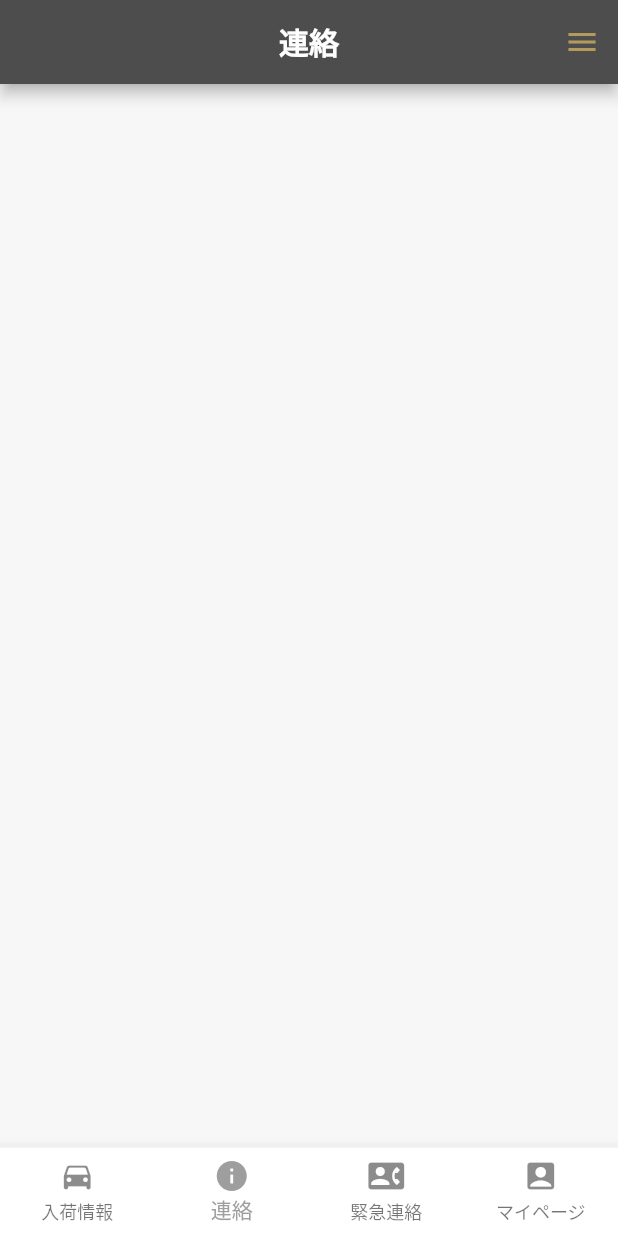
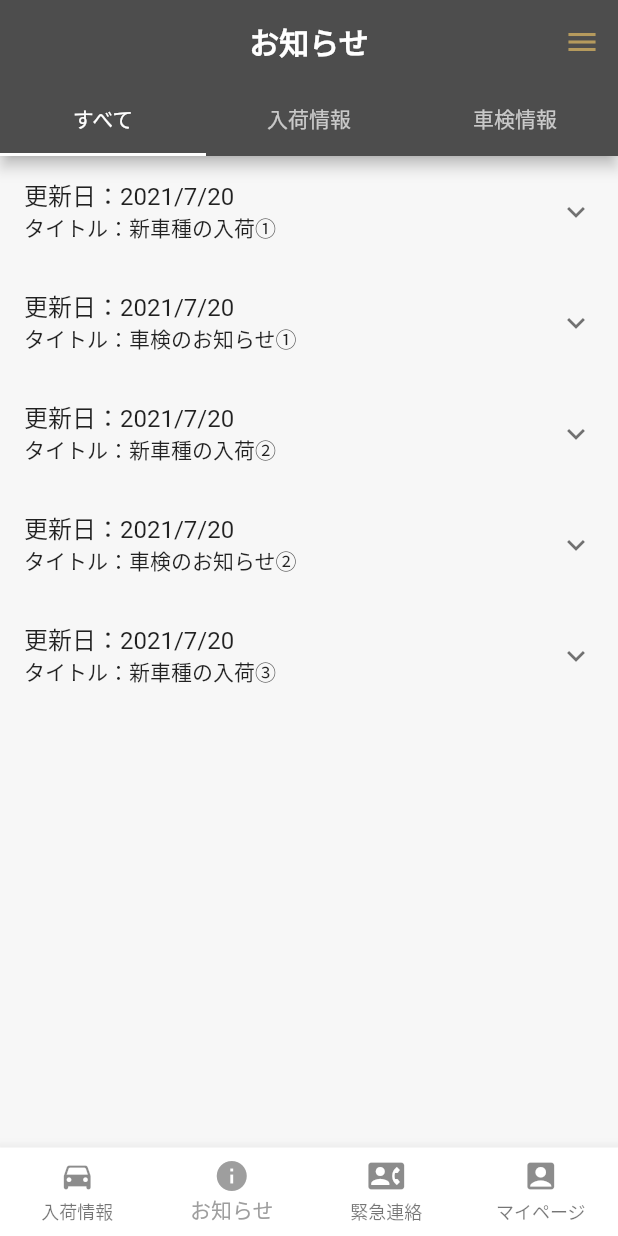
Before and after one commit to kunoyasutaka/eastarrow_app, a Flutter app: the screen it shows after launch, item 2 of the bottom bar chosen, on a phone screen of 412 x 824 dp. Run offline on Flutter 3.47's test engine with Material 2 defaults, Android fonts, the light colour scheme and no system bars; our stand-ins replace carousel_slider, firebase_core; accounts and stored records are empty; network calls fail; Roboto replaces fonts that are missing (NotoSansJP, NotoSerifJP).

Commit message:
7/20 タブを使ったお知らせページを作成

```diff
--- /dev/null
+++ b/lib/presentation/information/information_model.dart
@@ -0,0 +1,47 @@
+import 'package:eastarrow_app/presentation/information/information_tab/information_all_page.dart';
+import 'package:eastarrow_app/presentation/information/information_tab/information_inspection_page.dart';
+import 'package:eastarrow_app/presentation/information/information_tab/information_instock_page.dart';
+import 'package:flutter/material.dart';
+
+class InformationModel extends ChangeNotifier {
+  final List<TabInfo> tabInfo = [
+    TabInfo('すべて', const InformationAllPage()),
+    TabInfo('入荷情報', const InformationInspectionPage()),
+    TabInfo('車検情報', const InformationInStockPage()),
+  ];
+
+  final List<Information> information = [
+    Information('inStock', '新車種の入荷①', '2021/7/20', '新たに〇〇が入荷致しました。'),
+    Information('inspection', '車検のお知らせ①', '2021/7/20', '車検についてお知らせ致します。'),
+    Information('inStock', '新車種の入荷②', '2021/7/20', '新たに〇〇が入荷致しました。'),
+    Information('inspection', '車検のお知らせ②', '2021/7/20', '車検についてお知らせ致します。'),
+    Information('inStock', '新車種の入荷③', '2021/7/20', '新たに〇〇が入荷致しました。'),
+  ];
+  List<Information> inspectionInformation = [];
+  List<Information> inStockInformation = [];
+
+  whereInspectionInformation() {
+    inspectionInformation =
+        information.where((info) => info.classify == 'inspection').toList();
+  }
+  whereInStockInformation() {
+    inStockInformation =
+        information.where((info) => info.classify == 'inStock').toList();
+  }
+}
+
+class TabInfo {
+  String label;
+  Widget widget;
+
+  TabInfo(this.label, this.widget);
+}
+
+class Information {
+  String classify;
+  String title;
+  String date;
+  String description;
+
+  Information(this.classify, this.title, this.date, this.description);
+}
--- /dev/null
+++ b/lib/presentation/information/information_page.dart
@@ -0,0 +1,54 @@
+import 'package:flutter/material.dart';
+import 'package:provider/provider.dart';
+import 'information_model.dart';
+
+class InformationPage extends StatelessWidget {
+  const InformationPage({Key? key}) : super(key: key);
+
+  @override
+  Widget build(BuildContext context) {
+    return ChangeNotifierProvider(
+      create: (_) => InformationModel(),
+      child: Consumer<InformationModel>(
+        builder: (context, model, snapshot) {
+          return DefaultTabController(
+            length: model.tabInfo.length,
+            child: Scaffold(
+              appBar: AppBar(
+                title: const Text('お知らせ'),
+                centerTitle: true,
+                bottom: TabBar(
+                  tabs: model.tabInfo.map((TabInfo tabInfo) {
+                    return Tab(
+                      text: tabInfo.label,
+                    );
+                  }).toList(),
+                ),
+              ),
+              endDrawer: const Drawer(),
+              body: TabBarView(
+                children: model.tabInfo
+                    .map((TabInfo tabInfo) => tabInfo.widget)
+                    .toList(),
+              ),
+            ),
+          );
+        },
+      ),
+    );
+  }
+
+  informationTile(Information information) {
+    return ExpansionTile(
+      title: Text('更新日：${information.date}'),
+      subtitle: Text('タイトル：${information.title}'),
+      children: [
+        Container(
+          alignment: Alignment.centerLeft,
+          padding: const EdgeInsets.symmetric(horizontal: 20, vertical: 10),
+          child: Text('内容：${information.description}'),
+        )
+      ],
+    );
+  }
+}
--- /dev/null
+++ b/lib/presentation/information/information_tab/information_all_page.dart
@@ -0,0 +1,27 @@
+import 'package:eastarrow_app/presentation/information/information_model.dart';
+import 'package:eastarrow_app/presentation/information/information_page.dart';
+import 'package:flutter/material.dart';
+import 'package:provider/provider.dart';
+
+class InformationAllPage extends StatelessWidget {
+  const InformationAllPage({Key? key}) : super(key: key);
+
+  @override
+  Widget build(BuildContext context) {
+    return ChangeNotifierProvider(
+      create: (_) => InformationModel(),
+      child: Consumer<InformationModel>(
+        builder: (context, model, snapshot) {
+          return Scaffold(
+            body: ListView.builder(
+              itemCount: model.information.length,
+              itemBuilder: (BuildContext context, int index) {
+                return const InformationPage().informationTile(model.information[index]);
+              },
+            ),
+          );
+        },
+      ),
+    );
+  }
+}
--- a/lib/presentation/root.dart
+++ b/lib/presentation/root.dart
@@ -1,6 +1,6 @@
 import 'package:eastarrow_app/presentation/admission/emergency_page.dart';
-import 'package:eastarrow_app/presentation/chat/chat_page.dart';
 import 'package:eastarrow_app/presentation/goods/goods_page.dart';
+import 'package:eastarrow_app/presentation/information/information_page.dart';
 import 'package:eastarrow_app/presentation/my/my_page.dart';
 import 'package:flutter/material.dart';
 
@@ -24,14 +24,14 @@ class _RootState extends State<Root> {
 
   static const _footerItemNames = [
     '入荷情報',
-    '連絡',
+    'お知らせ',
     '緊急連絡',
     'マイページ',
   ];
 
   var routes = [
     const GoodsPage(),
-    const ChatPage(),
+    const InformationPage(),
     const EmergencyPage(),
     const MyPage(),
   ];
```
Also changed, not shown: lib/presentation/information/information_tab/information_inspection_page.dart (added, +28 -0 lines), lib/presentation/information/information_tab/information_instock_page.dart (added, +28 -0 lines).
